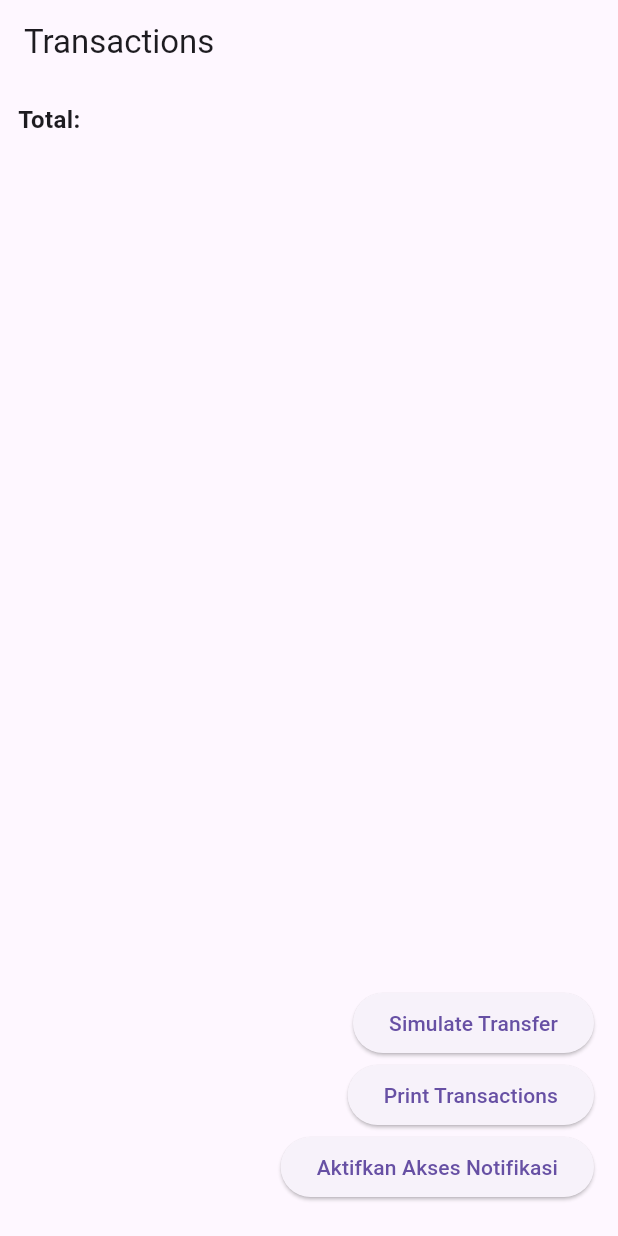
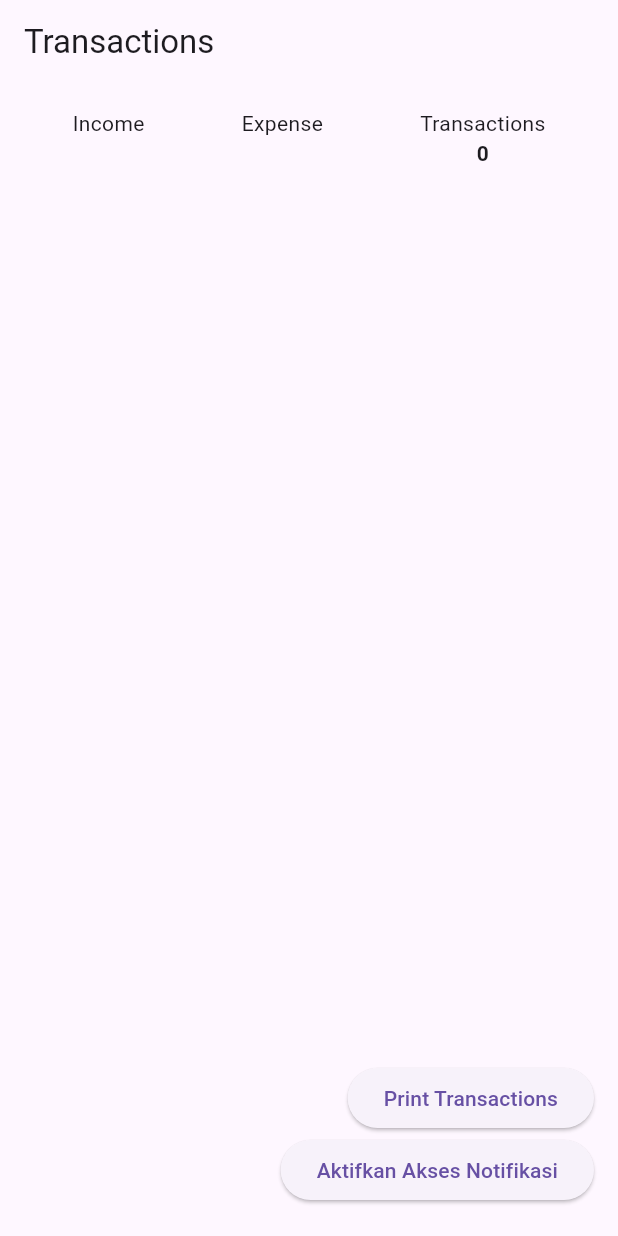
Before and after one commit to mirfan23/auto_finance, a Flutter app: the NotificationPage screen opened directly, on a phone screen of 412 x 824 dp. Run offline on Flutter 3.47's test engine with Material 3 defaults, Android fonts, the phone set to English and light mode, and no system bars; our stand-ins replace drift, flutter_riverpod, freezed_annotation, go_router; missing offline and left inert: android_intent_plus, fx_helper; accounts and stored records are empty; generated files the repository leaves out were written again.

Commit message:
finalize for pending transaction

```diff
--- a/lib/data/dao/pending_transaction_dao.dart
+++ b/lib/data/dao/pending_transaction_dao.dart
@@ -15,6 +15,7 @@ class PendingTransactionDao {
             id: trx.id,
             bank: trx.bank,
             amount: trx.amount,
+            category: trx.category,
             type: trx.type,
             rawText: trx.rawText,
             time: trx.time,
--- a/lib/data/local/database/app_database.dart
+++ b/lib/data/local/database/app_database.dart
@@ -13,7 +13,7 @@ part 'app_database.g.dart';
 class AppDatabase extends _$AppDatabase {
   AppDatabase() : super(_openConnection());
   @override
-  int get schemaVersion => 11;
+  int get schemaVersion => 12;
 
   @override
   MigrationStrategy get migration => MigrationStrategy(
--- a/lib/data/local/tables/pending_transaction_table.dart
+++ b/lib/data/local/tables/pending_transaction_table.dart
@@ -6,6 +6,8 @@ class PendingTransactionsTable extends Table {
   TextColumn get bank => text()();
 
   IntColumn get amount => integer()();
+
+  TextColumn get category => text()();
 
   TextColumn get type => text()();
 
--- a/lib/domain/entities/pending_transaction.dart
+++ b/lib/domain/entities/pending_transaction.dart
@@ -2,6 +2,7 @@ class PendingTransaction {
   final String id;
   final String bank;
   final int amount;
+  final String category;
   final String type;
   final DateTime time;
   final String rawText;
@@ -12,6 +13,7 @@ class PendingTransaction {
     required this.id,
     required this.bank,
     required this.amount,
+    required this.category,
     required this.type,
     required this.time,
     required this.rawText,
--- a/lib/domain/usecases/parser/parser_bca.dart
+++ b/lib/domain/usecases/parser/parser_bca.dart
@@ -30,7 +30,7 @@ class BcaParser extends BaseParser {
       type: type.name,
       category: categorizer(text),
       rawText: text,
-      time: data["timestamp"],
+      time: DateTime.fromMillisecondsSinceEpoch((data["timestamp"] as num).toInt()),
     );
   }
 }
--- a/lib/domain/usecases/parser/parser_gopay.dart
+++ b/lib/domain/usecases/parser/parser_gopay.dart
@@ -18,7 +18,7 @@ class GopayParser extends BaseParser {
       type: "expense",
       category: categorizer(text),
       rawText: text,
-      time: data["timestamp"],
+      time: DateTime.fromMillisecondsSinceEpoch((data["timestamp"] as num).toInt()),
     );
   }
 }
--- a/lib/domain/usecases/parser/parser_jago.dart
+++ b/lib/domain/usecases/parser/parser_jago.dart
@@ -20,7 +20,7 @@ class JagoParser extends BaseParser {
       type: type.name,
       category: categorizer(text),
       rawText: text,
-      time: data["timestamp"],
+      time: DateTime.fromMillisecondsSinceEpoch((data["timestamp"] as num).toInt()),
     );
   }
 }
--- a/lib/domain/usecases/parser/parser_shopeepay.dart
+++ b/lib/domain/usecases/parser/parser_shopeepay.dart
@@ -25,7 +25,7 @@ class ShopeePayParser extends BaseParser {
       type: isIncome ? "income" : "expense",
       category: categorizer(text),
       rawText: text,
-      time: data["timestamp"],
+      time: DateTime.fromMillisecondsSinceEpoch((data["timestamp"] as num).toInt()),
     );
   }
 }
--- a/lib/domain/usecases/transaction/transaction_pipeline_usecase.dart
+++ b/lib/domain/usecases/transaction/transaction_pipeline_usecase.dart
@@ -12,6 +12,7 @@ class TransactionPipelineUseCase {
       id: DateTime.now().microsecondsSinceEpoch.toString(),
       bank: trx.bank,
       amount: trx.amount,
+      category: trx.category.name,
       type: trx.type,
       time: trx.time,
       rawText: trx.rawText,
--- a/lib/features/debug/notification_page.dart
+++ b/lib/features/debug/notification_page.dart
@@ -2,74 +2,10 @@ import 'dart:async';
 
 import 'package:android_intent_plus/android_intent.dart';
 import 'package:auto_finance/features/notification/providers/notification_stream_provider.dart';
-import 'package:auto_finance/features/transaction/providers/transaction_action_provider.dart';
 import 'package:auto_finance/features/transaction/providers/transaction_provider.dart';
 import 'package:flutter/material.dart';
 import 'package:flutter_riverpod/flutter_riverpod.dart';
 import 'package:fx_helper/formatter_helper.dart';
-
-// Future<void> openNotifAccess() async {
-//   const intent = AndroidIntent(action: 'android.settings.ACTION_NOTIFICATION_LISTENER_SETTINGS');
-//   await intent.launch();
-// }
-
-// class NotificationPage extends StatefulWidget {
-//   const NotificationPage({super.key});
-
-//   @override
-//   State<NotificationPage> createState() => _NotificationPageState();
-// }
-
-// class _NotificationPageState extends State<NotificationPage> {
-//   final List<Map<dynamic, dynamic>> notifications = [];
-
-//   // StreamSubscription? subscription;
-
-//   @override
-//   void initState() {
-//     super.initState();
-//   }
-
-//   @override
-//   Widget build(BuildContext context) {
-//     final data = ref.watch(transactionStreamProvider);
-//     return Scaffold(
-//       appBar: AppBar(title: const Text("Notifications")),
-//       floatingActionButton: ElevatedButton(onPressed: openNotifAccess, child: Text("Aktifkan Akses Notifikasi")),
-
-//       body: Consumer(
-//         builder: (context, ref, _) {
-//           final data = ref.watch(transactionStreamProvider);
-
-//           return data.when(
-//             data: (list) {
-//               final total = list.fold<int>(0, (sum, e) => sum + e.amount);
-
-//               return Column(
-//                 children: [
-//                   Text("Total: Rp $total"),
-//                   Expanded(
-//                     child: ListView(
-//                       children: list.map((e) {
-//                         return ListTile(
-//                           title: Text(e.bank),
-//                           subtitle: Text(e.category.toString()),
-//                           trailing: Text("Rp ${e.amount}"),
-//                         );
-//                       }).toList(),
-//                     ),
-//                   ),
-//                 ],
-//               );
-//             },
-//             loading: () => CircularProgressIndicator(),
-//             error: (e, _) => Text("Error"),
-//           );
-//         },
-//       ),
-//     );
-//   }
-// }
 
 Future<void> openNotifAccess() async {
   const intent = AndroidIntent(action: 'android.settings.ACTION_NOTIFICATION_LISTENER_SETTINGS');
@@ -86,31 +22,10 @@ class NotificationPage extends ConsumerWidget {
     return Scaffold(
       appBar: AppBar(title: const Text("Transactions")),
       floatingActionButton: SizedBox(
-        height: 150,
+        height: 100,
         child: Column(
           crossAxisAlignment: CrossAxisAlignment.end,
           children: [
-            ElevatedButton(
-              onPressed: () async {
-                final action = ref.read(transactionActionProvider);
-
-                await action.handle({
-                  "packageName": "com.bca.mybca.omni.android",
-                  "title": "Financial Diary",
-                  "text": "You received IDR 50,000.00 from MUHA**AD **FAN *AD at Account Transfer category.",
-                  "timestamp": DateTime.now().millisecondsSinceEpoch,
-                });
-
-                await action.handle({
-                  "packageName": "com.jago.digitalBanking",
-                  "title": "Jago",
-                  "text":
-                      "Kamu telah melakukan transfer Rp50.000 ke M IRFAN FADHILA. Butuh bantuan? Silakan Tanya Jago di 1500 746.",
-                  "timestamp": DateTime.now().millisecondsSinceEpoch + 1,
-                });
-              },
-              child: const Text("Simulate Transfer"),
-            ),
             ElevatedButton(
               onPressed: () async {
                 final dao = ref.read(transactionDaoProvider);
@@ -136,27 +51,92 @@ class NotificationPage extends ConsumerWidget {
       body: data.when(
         data: (list) {
           final total = list.fold<int>(0, (sum, e) => sum + e.amount);
+          final income = list.where((e) => e.type == "income").fold<int>(0, (sum, e) => sum + e.amount);
+
+          final expense = list.where((e) => e.type == "expense").fold<int>(0, (sum, e) => sum + e.amount);
           debugPrint("UI TRANSACTION COUNT = ${list.length}");
-          return CustomScrollView(
-            slivers: [
-              SliverToBoxAdapter(
-                child: Padding(
-                  padding: const EdgeInsets.all(12),
-                  child: Text(
-                    "Total: ${FormatterHelper.formatRupiah(total)}",
-                    style: const TextStyle(fontSize: 16, fontWeight: FontWeight.bold),
-                  ),
+          return Column(
+            children: [
+              Padding(
+                padding: const EdgeInsets.all(16),
+                child: Row(
+                  mainAxisAlignment: MainAxisAlignment.spaceAround,
+                  children: [
+                    Column(
+                      children: [
+                        const Text("Income"),
+                        Text(
+                          FormatterHelper.formatRupiah(income),
+                          style: const TextStyle(color: Colors.green, fontWeight: FontWeight.bold),
+                        ),
+                      ],
+                    ),
+
+                    Column(
+                      children: [
+                        const Text("Expense"),
+                        Text(
+                          FormatterHelper.formatRupiah(expense),
+                          style: const TextStyle(color: Colors.red, fontWeight: FontWeight.bold),
+                        ),
+                      ],
+                    ),
+
+                    Column(
+                      children: [
+                        const Text("Transactions"),
+                        Text(list.length.toString(), style: const TextStyle(fontWeight: FontWeight.bold)),
+                      ],
+                    ),
+                  ],
                 ),
               ),
-              SliverList(
-                delegate: SliverChildBuilderDelegate((context, i) {
-                  final e = list[i];
-                  return ListTile(
-                    title: Text(e.bank),
-                    subtitle: Text(e.category.name),
-                    trailing: Text(FormatterHelper.formatRupiah(e.amount)),
-                  );
-                }, childCount: list.length),
+              Expanded(
+                child: CustomScrollView(
+                  slivers: [
+                    // SliverToBoxAdapter(
+                    //   child: Padding(
+                    //     padding: const EdgeInsets.all(12),
+                    //     child: Text(
+                    //       "Total: ${FormatterHelper.formatRupiah(total)}",
+                    //       style: const TextStyle(fontSize: 16, fontWeight: FontWeight.bold),
+                    //     ),
+                    //   ),
+                    // ),
+                    SliverList(
+                      delegate: SliverChildBuilderDelegate((context, i) {
+                        final e = list[i];
+                        return Card(
+                          margin: const EdgeInsets.symmetric(horizontal: 12, vertical: 6),
+                          child: ListTile(
+                            leading: CircleAvatar(child: Text(e.type == "income" ? "⬆" : "⬇")),
+
+                            title: Text(e.bank),
+
+                            subtitle: Column(
+                              crossAxisAlignment: CrossAxisAlignment.start,
+                              children: [
+                                Text("${e.type.toUpperCase()} • ${e.category.name}"),
+
+                                const SizedBox(height: 4),
+
+                                Text(FormatterHelper.formatDateWithTime(e.time)),
+                              ],
+                            ),
+
+                            trailing: Text(
+                              "${e.type == "income" ? "+" : "-"} ${FormatterHelper.formatRupiah(e.amount)}",
+                              style: TextStyle(
+                                fontWeight: FontWeight.bold,
+                                color: e.type == "income" ? Colors.green : Colors.red,
+                              ),
+                            ),
+                          ),
+                        );
+                      }, childCount: list.length),
+                    ),
+                  ],
+                ),
               ),
             ],
           );
--- a/lib/features/notification/providers/notification_sync_provider.dart
+++ b/lib/features/notification/providers/notification_sync_provider.dart
@@ -1,4 +1,4 @@
-import 'package:auto_finance/features/transaction/providers/transaction_action_provider.dart';
+import 'package:auto_finance/domain/usecases/transaction/transaction_action_usecase.dart';
 import 'package:flutter/foundation.dart';
 import 'package:flutter_riverpod/flutter_riverpod.dart';
 
--- a/lib/features/notification/services/start_notification_listener.dart
+++ b/lib/features/notification/services/start_notification_listener.dart
@@ -1,4 +1,4 @@
-import 'package:auto_finance/features/transaction/providers/transaction_action_provider.dart';
+import 'package:auto_finance/domain/usecases/transaction/transaction_action_usecase.dart';
 import 'package:auto_finance/features/notification/services/notification_service.dart';
 import 'package:flutter_riverpod/flutter_riverpod.dart';
 
```
Also changed, not shown: lib/domain/usecases/transaction/finalize_pending_usecase.dart (added, +55 -0 lines), lib/domain/usecases/transaction/transaction_action_usecase.dart (+8 -1 lines), lib/features/debug/debug_transaction_page.dart (+35 -1 lines), lib/features/transaction/providers/finalize_pending_provider.dart (added, +8 -0 lines), lib/features/transaction/providers/transaction_action_provider.dart (deleted, +0 -108 lines), pubspec.yaml (+16 -0 lines), assets/icons/app_icons.png (added), lib/data/local/database/app_database.g.dart, pubspec.lock, 36 other files.
